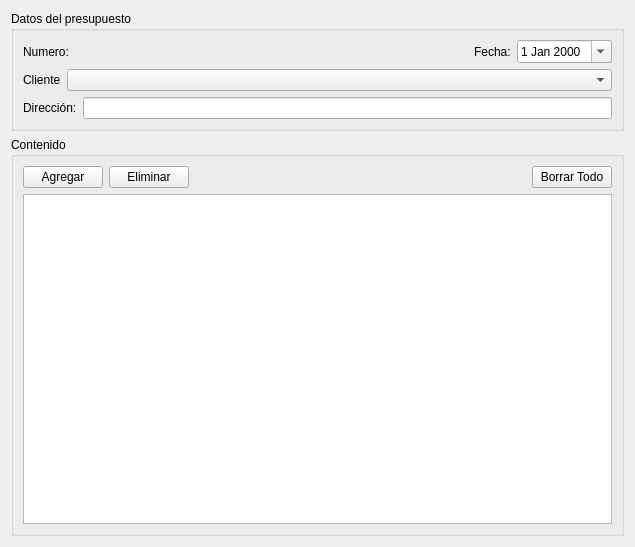
Above: trunk/plugins/presupuesto/FormPresupuestoBase.ui from chungote/gestotux before the change. Below: the same form after it.
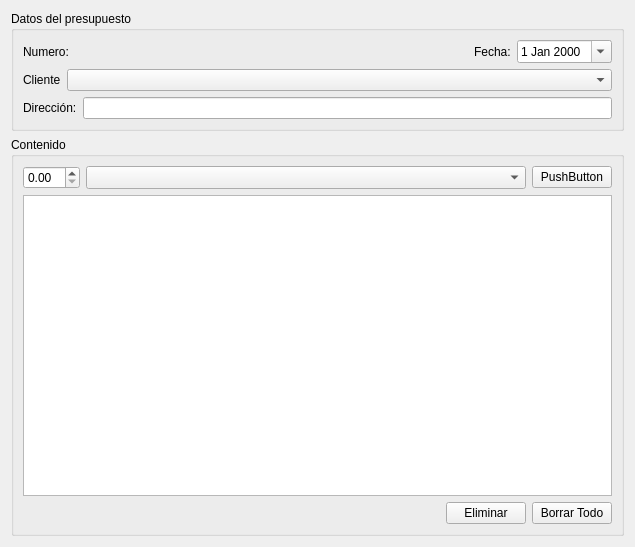
That is the form after the change.

Commit message: Mejorado sistema de presupeustos y colocado la misma forma de agregar productos que factura. Mejoras esteticas en el formulario de facturacion.

Patch:
```diff
--- a/trunk/plugins/presupuesto/FormPresupuestoBase.ui
+++ b/trunk/plugins/presupuesto/FormPresupuestoBase.ui
@@ -110,21 +110,34 @@
      </property>
      <layout class="QVBoxLayout" name="verticalLayout">
       <item>
-       <layout class="QHBoxLayout" name="horizontalLayout">
+       <layout class="QHBoxLayout" name="horizontalLayout_5">
+        <item>
+         <widget class="QDoubleSpinBox" name="DSBCant"/>
+        </item>
+        <item>
+         <widget class="QComboBox" name="CBProductos">
+          <property name="sizePolicy">
+           <sizepolicy hsizetype="MinimumExpanding" vsizetype="Minimum">
+            <horstretch>0</horstretch>
+            <verstretch>0</verstretch>
+           </sizepolicy>
+          </property>
+         </widget>
+        </item>
         <item>
          <widget class="QPushButton" name="PBAgregar">
           <property name="text">
-           <string>Agregar</string>
+           <string>PushButton</string>
           </property>
          </widget>
         </item>
-        <item>
-         <widget class="QPushButton" name="PBEliminar">
-          <property name="text">
-           <string>Eliminar</string>
-          </property>
-         </widget>
-        </item>
+       </layout>
+      </item>
+      <item>
+       <widget class="QTableView" name="TVContenido"/>
+      </item>
+      <item>
+       <layout class="QHBoxLayout" name="horizontalLayout">
         <item>
          <spacer name="horizontalSpacer">
           <property name="orientation">
@@ -138,6 +151,13 @@
           </property>
          </spacer>
         </item>
+        <item>
+         <widget class="QPushButton" name="PBEliminar">
+          <property name="text">
+           <string>Eliminar</string>
+          </property>
+         </widget>
+        </item>
         <item>
          <widget class="QPushButton" name="PBEliminarTodo">
           <property name="text">
@@ -147,9 +167,6 @@
         </item>
        </layout>
       </item>
-      <item>
-       <widget class="QTableView" name="TVContenido"/>
-      </item>
      </layout>
     </widget>
    </item>
```
The commit also changes 6 other files.
